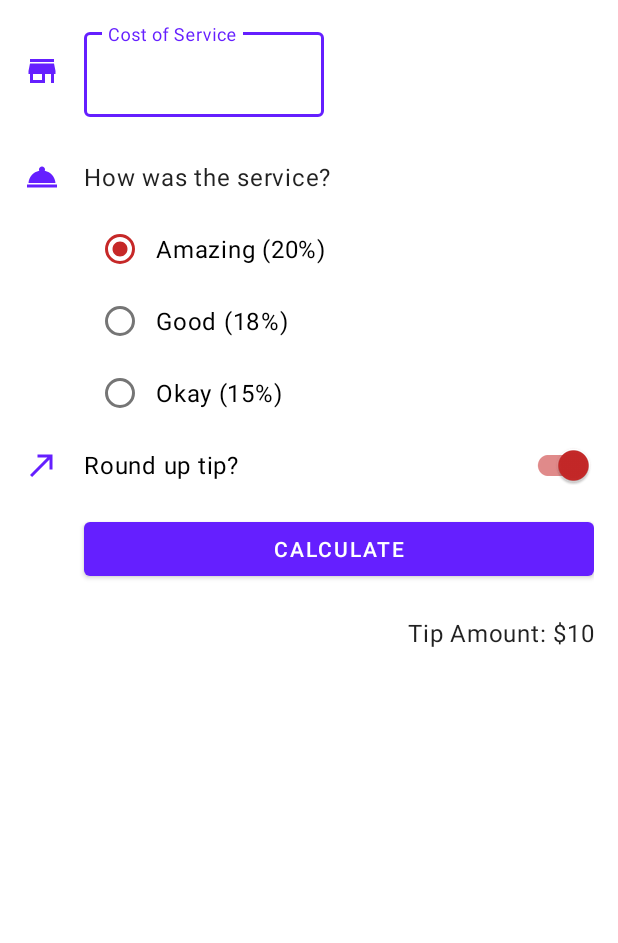
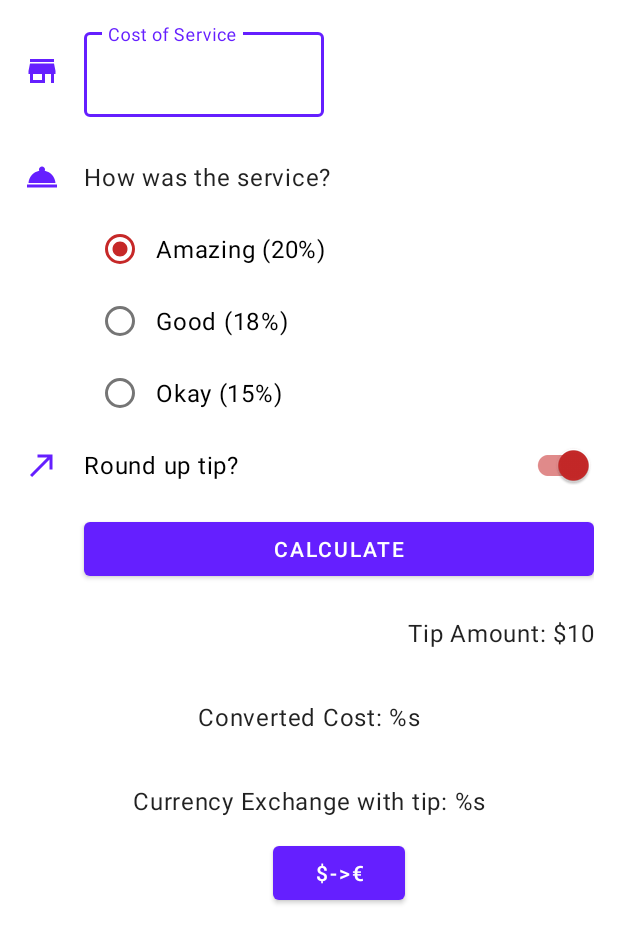
Before and after one commit to Apocalixs-Nick/Tip-Time-Custom-, an Android app: the layout activity_main.xml on its own in the app's theme, with its tools: preview values and no code run, on a phone screen of 412 x 824 dp. Shown: the top 943 px of the screen. Run offline under Robolectric (Android 15) with nearby library versions, the phone set to English and light mode, and no system bars.

Commit message:
App Update
Adding the currency converter dollar to euro

```diff
--- a/app/src/main/res/layout/activity_main.xml
+++ b/app/src/main/res/layout/activity_main.xml
@@ -5,9 +5,7 @@
     xmlns:tools="http://schemas.android.com/tools"
     android:layout_height="match_parent"
     android:layout_width="match_parent">
-<androidx.constraintlayout.widget.ConstraintLayout xmlns:android="http://schemas.android.com/apk/res/android"
-    xmlns:app="http://schemas.android.com/apk/res-auto"
-    xmlns:tools="http://schemas.android.com/tools"
+<androidx.constraintlayout.widget.ConstraintLayout
     android:layout_width="match_parent"
     android:layout_height="match_parent"
     android:padding="16dp"
@@ -115,9 +113,10 @@
         android:id="@+id/calculate_button"
         android:layout_width="0dp"
         android:layout_height="wrap_content"
+        android:layout_marginTop="8dp"
         android:text="@string/calculate"
-        android:layout_marginTop="8dp"
         app:layout_constraintEnd_toEndOf="parent"
+        app:layout_constraintHorizontal_bias="0.0"
         app:layout_constraintStart_toStartOf="@id/round_up_switch"
         app:layout_constraintTop_toBottomOf="@id/round_up_switch" />
 
@@ -127,9 +126,42 @@
         android:layout_marginTop="8dp"
         android:layout_width="wrap_content"
         android:layout_height="wrap_content"
-        android:text="@string/tip_amount"
         app:layout_constraintEnd_toEndOf="parent"
         app:layout_constraintTop_toBottomOf="@id/calculate_button"
         tools:text="Tip Amount: $10" />
+
+    <TextView
+        android:id="@+id/text_currency_exchange_cost"
+        style="@style/Widget.TipTime.TextView"
+        android:layout_marginTop="8dp"
+        android:layout_width="match_parent"
+        android:layout_height="match_parent"
+        app:layout_constraintEnd_toEndOf="parent"
+        android:gravity="center"
+        app:layout_constraintTop_toBottomOf="@id/tip_result"
+        tools:text="@string/currency_exchange_cost" />
+
+    <TextView
+        android:id="@+id/text_currency_exchange"
+        style="@style/Widget.TipTime.TextView"
+        android:layout_marginTop="8dp"
+        android:layout_width="match_parent"
+        android:layout_height="match_parent"
+        app:layout_constraintEnd_toEndOf="parent"
+        android:gravity="center"
+        app:layout_constraintTop_toBottomOf="@id/text_currency_exchange_cost"
+        tools:text="@string/currency_exchange" />
+
+    <Button
+        android:id="@+id/button_currency_exchange"
+        android:layout_width="wrap_content"
+        android:layout_height="wrap_content"
+        android:layout_centerHorizontal="true"
+        android:gravity="center"
+        android:text="@string/button_exchange"
+        app:layout_constraintEnd_toEndOf="parent"
+        app:layout_constraintTop_toBottomOf="@id/text_currency_exchange"
+        app:layout_constraintStart_toStartOf="@id/calculate_button"/>
+
 </androidx.constraintlayout.widget.ConstraintLayout>
 </ScrollView>
--- a/app/src/main/res/values/strings.xml
+++ b/app/src/main/res/values/strings.xml
@@ -9,6 +9,10 @@
     <string name="calculate">Calculate</string>
     <string name="tip_amount">Tip amount: %s</string>
     <string name="round_up_tip">Round up tip?</string>
-    <!-- TODO: Remove or change this placeholder text -->
     <string name="hello_blank_fragment">Hello blank fragment</string>
+    <string name="liter">Liter</string>
+    <string name="currency_exchange">Currency Exchange with tip: %s</string>
+    <string name="currency_exchange_tip">Currency Exchange with rounded tip: %s</string>
+    <string name="currency_exchange_cost">Converted Cost: %s</string>
+    <string name="button_exchange"><![CDATA[$->€]]></string>
 </resources>
--- a/app/src/main/res/values/styles.xml
+++ b/app/src/main/res/values/styles.xml
@@ -17,5 +17,4 @@
         <item name="android:paddingStart">8dp</item>
         <item name="android:textAppearance">?attr/textAppearanceBody1</item>
     </style>
-
 </resources>
```
Also changed, not shown: app/src/main/java/com/example/tiptime/MainActivity.kt (+53 -8 lines).
